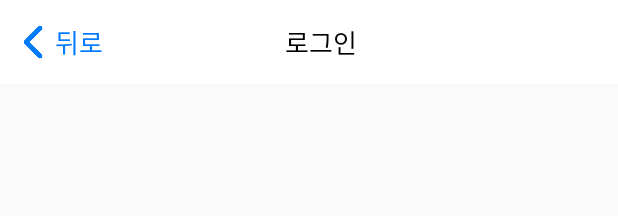
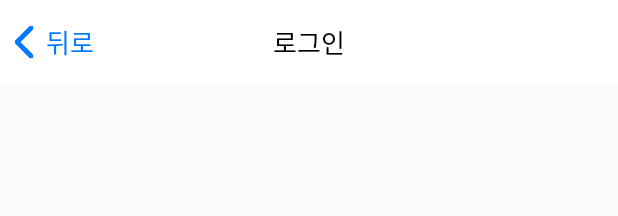
Before and after one commit to SinaGram-DSM/Yally-Android, an Android app: the layout activity_sign.xml on its own in the app's theme, with its tools: preview values and no code run, on a phone screen of 412 x 824 dp. Shown: the top 216 px of the screen. Run offline under Robolectric (Android 15) with nearby library versions, the phone set to English and light mode, and no system bars.

Commit message:
Remove left margin in Toolbar

```diff
--- a/Yally_Android/app/src/main/res/layout/activity_sign.xml
+++ b/Yally_Android/app/src/main/res/layout/activity_sign.xml
@@ -11,7 +11,8 @@
         android:id="@+id/sign_toolbar"
         android:layout_width="match_parent"
         android:layout_height="?attr/actionBarSize"
-        android:background="#ffffff">
+        android:background="#ffffff"
+        app:contentInsetStart="0dp">
 
         <androidx.constraintlayout.widget.ConstraintLayout
             android:layout_width="match_parent"
@@ -21,6 +22,7 @@
                 android:id="@+id/imageView"
                 android:layout_width="wrap_content"
                 android:layout_height="wrap_content"
+                android:layout_marginStart="10dp"
                 android:src="@drawable/ic_arrow_back_blue_24dp"
                 app:layout_constraintBottom_toBottomOf="parent"
                 app:layout_constraintStart_toStartOf="parent"
```
